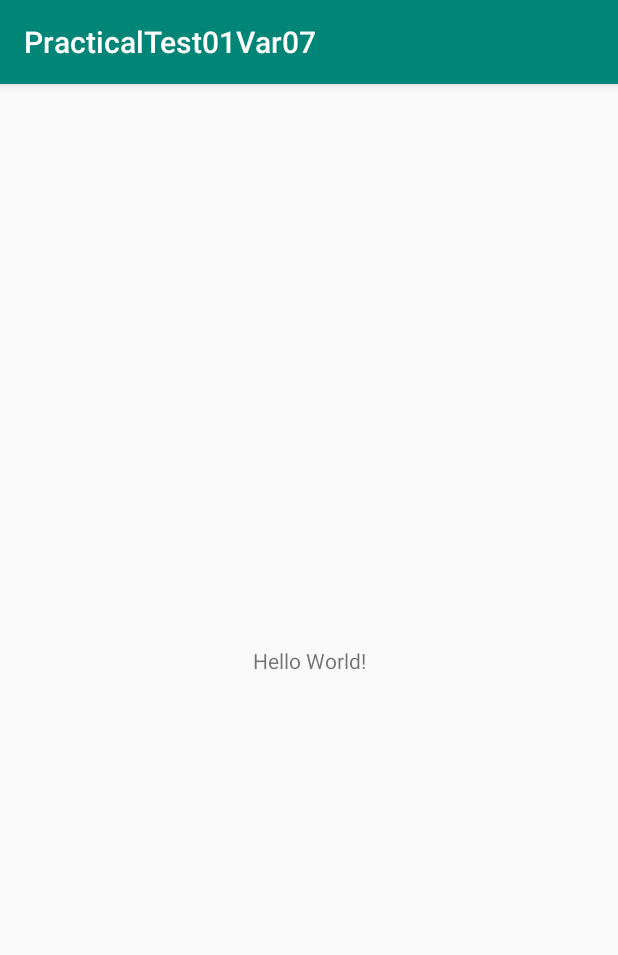
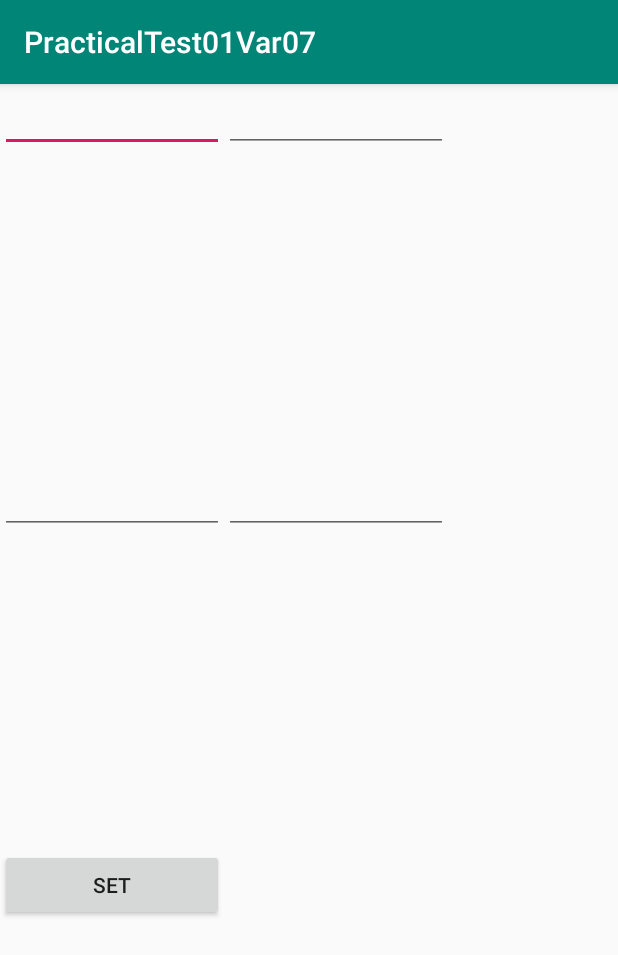
Before and after one commit to elisstate/PracticalTest01Var07, an Android app: the screen it shows after launch (MainActivity before the commit, PracticalTest01Var07MainActivity after it), on a phone screen of 412 x 824 dp. Shown: the top 955 px of the screen. Run offline under Robolectric (Android 15) with nearby library versions, the phone set to English and light mode, and no system bars.

Commit message:
test changes

```diff
--- a/app/src/main/AndroidManifest.xml
+++ b/app/src/main/AndroidManifest.xml
@@ -9,7 +9,8 @@
         android:roundIcon="@mipmap/ic_launcher_round"
         android:supportsRtl="true"
         android:theme="@style/AppTheme">
-        <activity android:name=".MainActivity">
+        <activity android:name=".PracticalTest01Var07SecondaryActivity"></activity>
+        <activity android:name=".PracticalTest01Var07MainActivity">
             <intent-filter>
                 <action android:name="android.intent.action.MAIN" />
 
--- a/app/src/main/java/ro/pub/cs/systems/eim/practicaltest01var07/MainActivity.java
+++ /dev/null
@@ -1,13 +0,0 @@
-package ro.pub.cs.systems.eim.practicaltest01var07;
-
-import android.support.v7.app.AppCompatActivity;
-import android.os.Bundle;
-
-public class MainActivity extends AppCompatActivity {
-
-    @Override
-    protected void onCreate(Bundle savedInstanceState) {
-        super.onCreate(savedInstanceState);
-        setContentView(R.layout.activity_main);
-    }
-}
--- /dev/null
+++ b/app/src/main/java/ro/pub/cs/systems/eim/practicaltest01var07/PracticalTest01Var07MainActivity.java
@@ -0,0 +1,103 @@
+package ro.pub.cs.systems.eim.practicaltest01var07;
+
+import android.content.Intent;
+import android.support.v7.app.AppCompatActivity;
+import android.os.Bundle;
+import android.view.View;
+import android.widget.Button;
+import android.widget.EditText;
+
+import ro.pub.cs.systems.eim.practicaltest01var07.R;
+import ro.pub.cs.systems.eim.practicaltest01var07.Constants;
+
+public class PracticalTest01Var07MainActivity extends AppCompatActivity {
+
+    private EditText firstEditText;
+    private EditText secondEditText;
+    private EditText thirdEditText;
+    private EditText fourhEditText;
+
+    private Button set;
+
+    private ButtonClickListener buttonClickListener = new ButtonClickListener();
+    private class ButtonClickListener implements View.OnClickListener {
+
+        public boolean isNumeric(String s) {
+            return s != null && s.matches("[-+]?\\d*\\.?\\d+");
+        }
+
+        @Override
+        public void onClick(View view) {
+            String firstNr = firstEditText.getText().toString();
+            String secondNr = secondEditText.getText().toString();
+            String thirdNr = thirdEditText.getText().toString();
+            String fourtNr = fourhEditText.getText().toString();
+            switch (view.getId()) {
+                case R.id.set_button:
+                    if(isNumeric(firstNr) && isNumeric(secondNr) && isNumeric(thirdNr) &&
+                    isNumeric(fourtNr)) {
+                        Intent intent = new Intent(getApplicationContext(), PracticalTest01Var07SecondaryActivity.class);
+                        intent.putExtra(Constants.FIRST_NR, Integer.parseInt(firstNr));
+                        intent.putExtra(Constants.SECOND_NR, Integer.parseInt(secondNr));
+                        intent.putExtra(Constants.THIRD_NR, Integer.parseInt(thirdNr));
+                        intent.putExtra(Constants.FOURTH_NR, Integer.parseInt(fourtNr));
+                        startActivityForResult(intent, Constants.SECONDARY_ACTIVITY_REQUEST_CODE);
+                    }
+                    break;
+            }
+        }
+    }
+
+    @Override
+    protected void onCreate(Bundle savedInstanceState) {
+        super.onCreate(savedInstanceState);
+        setContentView(R.layout.activity_practical_test01_var07_main);
+
+        firstEditText = (EditText)findViewById(R.id.first_edit_text);
+        secondEditText = (EditText)findViewById(R.id.second_edit_text);
+        thirdEditText = (EditText)findViewById(R.id.third_edit_text);
+        fourhEditText = (EditText)findViewById(R.id.fourth_edit_text);
+
+        firstEditText.setEnabled(true);
+        secondEditText.setEnabled(true);
+        thirdEditText.setEnabled(true);
+        fourhEditText.setEnabled(true);
+
+
+        set = (Button)findViewById(R.id.set_button);
+        set.setOnClickListener(buttonClickListener);
+
+    }
+
+    @Override
+    public void onSaveInstanceState(Bundle savedInstanceState) {
+        savedInstanceState.putString(Constants.FIRST_NR, firstEditText.getText().toString());
+        savedInstanceState.putString(Constants.SECOND_NR, secondEditText.getText().toString());
+        savedInstanceState.putString(Constants.THIRD_NR, thirdEditText.getText().toString());
+        savedInstanceState.putString(Constants.FOURTH_NR, fourhEditText.getText().toString());
+    }
+
+    @Override
+    public void onRestoreInstanceState(Bundle savedInstanceState) {
+        if (savedInstanceState.containsKey(Constants.FIRST_NR)) {
+            firstEditText.setText(savedInstanceState.getString(Constants.FIRST_NR));
+        } else {
+            firstEditText.setText(String.valueOf(0));
+        }
+        if (savedInstanceState.containsKey(Constants.SECOND_NR)) {
+            secondEditText.setText(savedInstanceState.getString(Constants.SECOND_NR));
+        } else {
+            secondEditText.setText(String.valueOf(0));
+        }
+        if (savedInstanceState.containsKey(Constants.THIRD_NR)) {
+            thirdEditText.setText(savedInstanceState.getString(Constants.THIRD_NR));
+        } else {
+            thirdEditText.setText(String.valueOf(0));
+        }
+        if (savedInstanceState.containsKey(Constants.FOURTH_NR)) {
+            fourhEditText.setText(savedInstanceState.getString(Constants.SECOND_NR));
+        } else {
+            fourhEditText.setText(String.valueOf(0));
+        }
+    }
+}
--- a/app/src/main/res/layout/activity_main.xml
+++ b/app/src/main/res/layout/activity_main.xml
@@ -4,7 +4,7 @@
     xmlns:tools="http://schemas.android.com/tools"
     android:layout_width="match_parent"
     android:layout_height="match_parent"
-    tools:context=".MainActivity">
+    tools:context=".PracticalTest01Var07">
 
     <TextView
         android:layout_width="wrap_content"
--- /dev/null
+++ b/app/src/main/res/layout/activity_practical_test01_var07_main.xml
@@ -0,0 +1,86 @@
+<?xml version="1.0" encoding="utf-8"?>
+<!--<android.support.constraint.ConstraintLayout xmlns:android="http://schemas.android.com/apk/res/android"-->
+    <!--xmlns:app="http://schemas.android.com/apk/res-auto"-->
+    <!--xmlns:tools="http://schemas.android.com/tools"-->
+    <!--android:layout_width="match_parent"-->
+    <!--android:layout_height="match_parent"-->
+    <!--tools:context=".PracticalTest01Var07MainActivity">-->
+
+
+<!--</android.support.constraint.ConstraintLayout>-->
+<tools:TableLayout xmlns:android="http://schemas.android.com/apk/res/android"
+    xmlns:tools="http://schemas.android.com/tools"
+    android:id="@+id/tableLayout1"
+    android:layout_width="match_parent"
+    android:layout_height="match_parent"
+    tools:context=".PracticalTest01Var07MainActivity">
+    <TableRow
+        android:id="@+id/tableRow1"
+        android:layout_width="fill_parent"
+        android:layout_height="0dp"
+        android:layout_weight="1"
+        >
+
+        <EditText
+            android:id="@+id/first_edit_text"
+            android:layout_width="wrap_content"
+            android:layout_height="wrap_content"
+            android:enabled="false"
+            android:ems="7"
+            android:gravity="center"
+            android:layout_alignParentLeft="true"
+            android:layout_alignParentStart="true"
+            android:saveEnabled="false" />
+        <EditText
+            android:id="@+id/second_edit_text"
+            android:layout_width="wrap_content"
+            android:layout_height="wrap_content"
+            android:enabled="false"
+            android:ems="7"
+            android:gravity="center"
+            android:layout_alignParentRight="true"
+            android:layout_alignParentStart="true"
+            android:saveEnabled="false"
+            android:layout_alignParentLeft="true" />
+    </TableRow>
+
+    <TableRow
+        android:id="@+id/tableRow2"
+        android:layout_width="fill_parent"
+        android:layout_height="0dp"
+        android:layout_weight="1" >
+        <EditText
+            android:id="@+id/third_edit_text"
+            android:layout_width="wrap_content"
+            android:layout_height="wrap_content"
+            android:enabled="false"
+            android:ems="7"
+            android:gravity="center"
+            android:layout_alignParentLeft="true"
+            android:layout_alignParentStart="true"
+            android:saveEnabled="false" />
+        <EditText
+            android:id="@+id/fourth_edit_text"
+            android:layout_width="wrap_content"
+            android:layout_height="wrap_content"
+            android:enabled="false"
+            android:ems="7"
+            android:gravity="center"
+            android:layout_alignParentRight="true"
+            android:layout_alignParentStart="true"
+            android:saveEnabled="false"
+            android:layout_alignParentLeft="true" />
+    </TableRow>
+    <TableRow
+        android:id="@+id/tableRow3"
+        android:layout_width="fill_parent"
+        android:layout_height="0dp"
+        android:layout_weight="1" >
+
+
+        <Button
+            android:id="@+id/set_button"
+            android:layout_width="wrap_content"
+            android:text="@string/set"/>
+    </TableRow>
+</tools:TableLayout>
--- a/app/src/main/res/values/strings.xml
+++ b/app/src/main/res/values/strings.xml
@@ -1,3 +1,6 @@
 <resources>
     <string name="app_name">PracticalTest01Var07</string>
+    <string name="set">Set</string>
+    <string name="sum">Sum</string>
+    <string name="product">Product</string>
 </resources>
```
Also changed, not shown: app/src/main/java/ro/pub/cs/systems/eim/practicaltest01var07/Constants.java (added, +14 -0 lines), app/src/main/java/ro/pub/cs/systems/eim/practicaltest01var07/PracticalTest01Var07SecondaryActivity.java (added, +73 -0 lines), app/src/main/res/layout/activity_practical_test01_var07_secondary.xml (added, +80 -0 lines), 2 other files.
